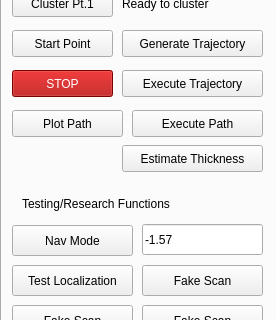
mikewrock/phd_backup_full, file src/phd/src/control_panel.ui: the form before one commit; both pictures show x 0 to 276 and y 81 to 401 of the 276 by 656 pixel window.
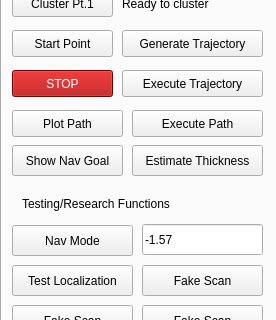
The form after the commit. Icons and pictures are not drawn.

What changed in the file:
```diff
--- a/src/phd/src/control_panel.ui
+++ b/src/phd/src/control_panel.ui
@@ -265,10 +265,10 @@
      </property>
      <property name="geometry">
       <rect>
-       <x>120</x>
+       <x>130</x>
        <y>200</y>
-       <width>141</width>
-       <height>27</height>
+       <width>131</width>
+       <height>31</height>
       </rect>
      </property>
      <property name="text">
@@ -314,6 +314,19 @@
       <string>Estimate Position</string>
      </property>
     </widget>
+    <widget class="QPushButton" name="show_nav_button">
+     <property name="geometry">
+      <rect>
+       <x>10</x>
+       <y>200</y>
+       <width>111</width>
+       <height>31</height>
+      </rect>
+     </property>
+     <property name="text">
+      <string>Show Nav Goal</string>
+     </property>
+    </widget>
    </widget>
    <widget class="QWidget" name="tab_2">
     <attribute name="title">
```
